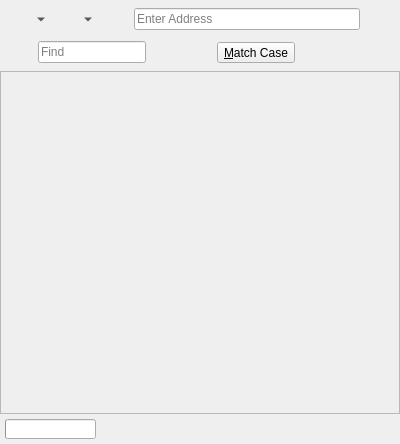
Qt form 2.x/UI/dooble_page.ui (textbrowser/dooble) before a commit.
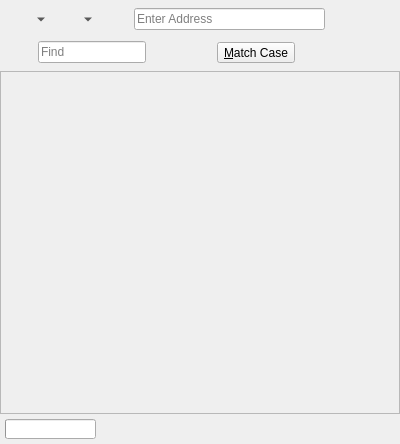
The same form after that commit. Custom widgets are drawn as their Qt base class.

Commit message: Downloads tool button.

```diff
--- a/2.x/UI/dooble_page.ui
+++ b/2.x/UI/dooble_page.ui
@@ -110,6 +110,25 @@
        </property>
       </widget>
      </item>
+     <item>
+      <widget class="dooble_tool_button" name="downloads">
+       <property name="toolTip">
+        <string>Downloads</string>
+       </property>
+       <property name="text">
+        <string/>
+       </property>
+       <property name="iconSize">
+        <size>
+         <width>22</width>
+         <height>22</height>
+        </size>
+       </property>
+       <property name="autoRaise">
+        <bool>true</bool>
+       </property>
+      </widget>
+     </item>
      <item>
       <widget class="dooble_tool_button" name="menu">
        <property name="toolTip">
```
Left out of the diff: 1 changed line with no effect on the pictures. The commit also changes 5 other files.
